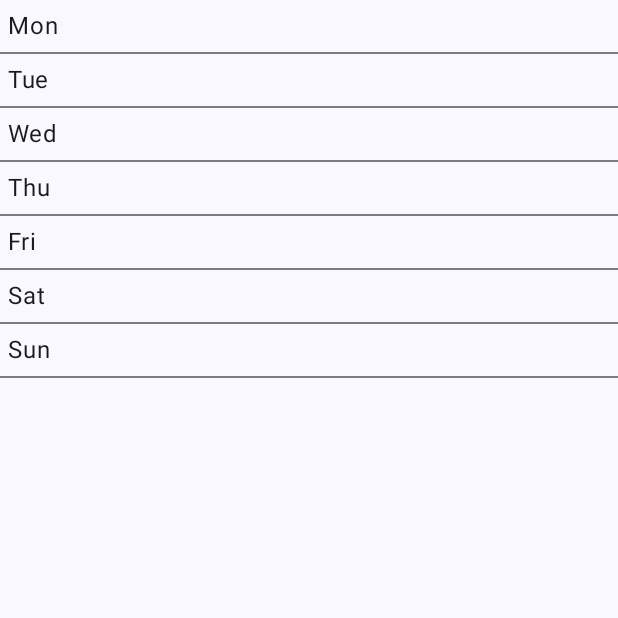
After one commit to Yli-RajalaJuho/forecast-app, an Android app built with Jetpack Compose: the composable WeekDayForecast shown on its own in the app's theme, on a phone screen of 412 x 824 dp, the top half of it. The commit adds this screen. Run offline under Robolectric (Android 15) with nearby library versions, the phone set to English and light mode, and no system bars.

Commit message:
add: list and viewmodel for week days

```diff
--- a/app/src/main/java/fi/tuni/weather_forecasting_app/MainActivity.kt
+++ b/app/src/main/java/fi/tuni/weather_forecasting_app/MainActivity.kt
@@ -7,7 +7,7 @@ import androidx.compose.foundation.layout.fillMaxSize
 import androidx.compose.material3.MaterialTheme
 import androidx.compose.material3.Surface
 import androidx.compose.ui.Modifier
-import fi.tuni.weather_forecasting_app.composables.App
+import fi.tuni.weather_forecasting_app.ui.components.App
 import fi.tuni.weather_forecasting_app.ui.theme.Weather_forecasting_appTheme
 
 class MainActivity : ComponentActivity() {
--- /dev/null
+++ b/app/src/main/java/fi/tuni/weather_forecasting_app/models/WeekDayModel.kt
@@ -0,0 +1,15 @@
+package fi.tuni.weather_forecasting_app.models
+
+data class Day(val id: Int, val finName: String, val engName: String)
+
+data class WeekList(
+    val currentWeek: List<Day> = listOf(
+        Day(id = 0, finName = "Ma", engName = "Mon"),
+        Day(id = 1, finName = "Ti", engName = "Tue"),
+        Day(id = 2, finName = "Ke", engName = "Wed"),
+        Day(id = 3, finName = "To", engName = "Thu"),
+        Day(id = 4, finName = "Pe", engName = "Fri"),
+        Day(id = 5, finName = "La", engName = "Sat"),
+        Day(id = 6, finName = "Su", engName = "Sun")
+    )
+)
--- a/app/src/main/java/fi/tuni/weather_forecasting_app/ui/components/App.kt
+++ b/app/src/main/java/fi/tuni/weather_forecasting_app/ui/components/App.kt
@@ -1,4 +1,4 @@
-package fi.tuni.weather_forecasting_app.composables
+package fi.tuni.weather_forecasting_app.ui.components
 
 import android.Manifest
 import android.os.Build
@@ -9,7 +9,7 @@ import androidx.compose.runtime.LaunchedEffect
 import androidx.navigation.compose.NavHost
 import androidx.navigation.compose.composable
 import androidx.navigation.compose.rememberNavController
-import fi.tuni.weather_forecasting_app.composables.screens.HomeScreen
+import fi.tuni.weather_forecasting_app.ui.components.screens.HomeScreen
 
 @Composable
 fun App() {
--- a/app/src/main/java/fi/tuni/weather_forecasting_app/ui/components/screens/HomeScreen.kt
+++ b/app/src/main/java/fi/tuni/weather_forecasting_app/ui/components/screens/HomeScreen.kt
@@ -1,14 +1,14 @@
-package fi.tuni.weather_forecasting_app.composables.screens
+package fi.tuni.weather_forecasting_app.ui.components.screens
 
 import androidx.compose.foundation.layout.Arrangement
 import androidx.compose.foundation.layout.Column
 import androidx.compose.foundation.layout.fillMaxSize
-import androidx.compose.material3.Text
+import androidx.compose.material3.Divider
 import androidx.compose.runtime.Composable
 import androidx.compose.ui.Alignment
 import androidx.compose.ui.Modifier
 import androidx.navigation.NavController
-import fi.tuni.weather_forecasting_app.composables.ui_parts.WeekDayForecast
+import fi.tuni.weather_forecasting_app.ui.components.ui_parts.WeekDayForecast
 
 @Composable
 fun HomeScreen(navController : NavController) {
@@ -16,8 +16,8 @@ fun HomeScreen(navController : NavController) {
     Column(
         modifier = Modifier.fillMaxSize(),
         verticalArrangement = Arrangement.Center,
-        horizontalAlignment = Alignment.CenterHorizontally
     ) {
+        Divider()
         WeekDayForecast()
     }
 }
--- /dev/null
+++ b/app/src/main/java/fi/tuni/weather_forecasting_app/ui/components/ui_parts/WeekDayForecast.kt
@@ -0,0 +1,32 @@
+package fi.tuni.weather_forecasting_app.ui.components.ui_parts
+
+import androidx.compose.foundation.layout.Box
+import androidx.compose.foundation.layout.fillMaxWidth
+import androidx.compose.foundation.layout.padding
+import androidx.compose.foundation.lazy.LazyColumn
+import androidx.compose.material3.Divider
+import androidx.compose.material3.Text
+import androidx.compose.runtime.Composable
+import androidx.compose.ui.Modifier
+import androidx.compose.ui.unit.dp
+import androidx.lifecycle.viewmodel.compose.viewModel
+import fi.tuni.weather_forecasting_app.viewmodels.WeekDayViewModel
+
+@Composable
+fun WeekDayForecast() {
+
+    // model for week days
+    val viewModel : WeekDayViewModel = viewModel()
+    val week = viewModel.currentWeek
+
+    LazyColumn(
+        modifier = Modifier.fillMaxWidth()
+    ) {
+        items(week.size) {
+            Box(modifier = Modifier.fillMaxWidth().padding(5.dp)) {
+                Text(text = week[it].engName)
+            }
+            Divider()
+        }
+    }
+}
--- /dev/null
+++ b/app/src/main/java/fi/tuni/weather_forecasting_app/viewmodels/WeekDayViewModel.kt
@@ -0,0 +1,23 @@
+package fi.tuni.weather_forecasting_app.viewmodels
+
+import androidx.compose.runtime.mutableStateListOf
+import androidx.compose.runtime.snapshots.SnapshotStateList
+import androidx.lifecycle.ViewModel
+import androidx.lifecycle.viewModelScope
+import fi.tuni.weather_forecasting_app.models.Day
+import fi.tuni.weather_forecasting_app.models.WeekList
+import kotlinx.coroutines.launch
+
+class WeekDayViewModel: ViewModel() {
+
+    private val _currentWeek: SnapshotStateList<Day> = mutableStateListOf<Day>()
+    // get current week
+    val currentWeek: List<Day> get() = _currentWeek
+
+    init {
+        viewModelScope.launch {
+            val weekList = WeekList().currentWeek
+            _currentWeek.addAll(weekList)
+        }
+    }
+}
```
